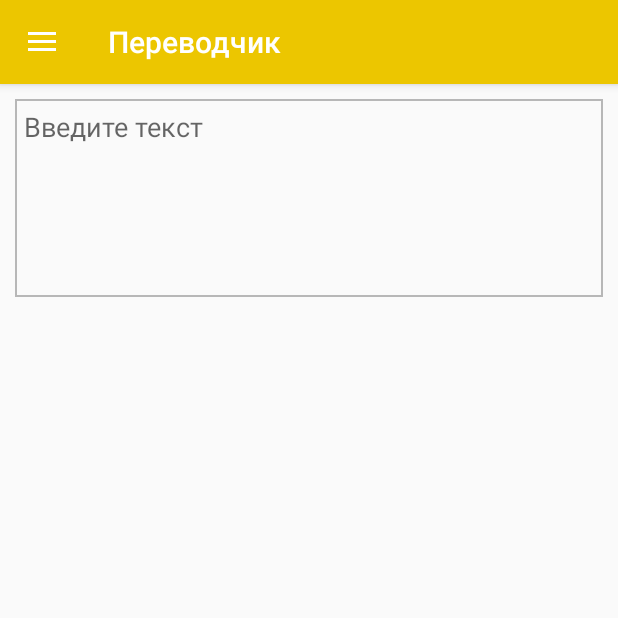
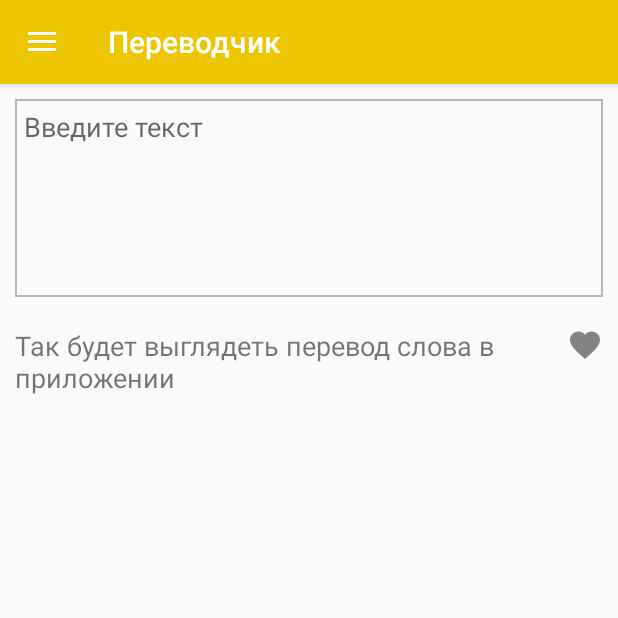
Before and after one commit to chichkanov/Yandex_Translate, an Android app: the screen it shows after launch (NavigationActivity), on a phone screen of 412 x 824 dp, the top half of it. Run offline under Robolectric (Android 15) with nearby library versions, the phone set to English and light mode, and no system bars.

Commit message:
added translated form

```diff
--- a/app/src/main/AndroidManifest.xml
+++ b/app/src/main/AndroidManifest.xml
@@ -6,13 +6,14 @@
         android:allowBackup="true"
         android:icon="@mipmap/ic_launcher"
         android:label="@string/app_name"
-        android:roundIcon="@mipmap/ic_launcher_round"
+        android:roundIcon="@mipmap/ic_launcher"
         android:supportsRtl="true"
         android:theme="@style/AppTheme">
         <activity
             android:name=".NavigationActivity"
             android:label="@string/app_name"
-            android:theme="@style/AppTheme.NoActionBar">
+            android:theme="@style/AppTheme.NoActionBar"
+            android:windowSoftInputMode="stateHidden|adjustResize">>
             <intent-filter>
                 <action android:name="android.intent.action.MAIN" />
 
--- /dev/null
+++ b/app/src/main/java/com/chichkanov/yandex_translate/TranslatedFormView.java
@@ -0,0 +1,42 @@
+package com.chichkanov.yandex_translate;
+
+import android.content.Context;
+import android.util.AttributeSet;
+import android.view.LayoutInflater;
+import android.view.View;
+import android.widget.ImageButton;
+import android.widget.RelativeLayout;
+import android.widget.TextView;
+
+/**
+ * Created by chichkanov on 15.04.17.
+ */
+
+public class TranslatedFormView extends RelativeLayout{
+
+    private TextView textView;
+    private ImageButton imageButton;
+
+    public TranslatedFormView(Context context) {
+        super(context);
+        initViews();
+    }
+
+    public TranslatedFormView(Context context, AttributeSet attrs) {
+        super(context, attrs);
+        initViews();
+    }
+
+    private void initViews(){
+        LayoutInflater.from(getContext()).inflate(R.layout.view_form_translated, this);
+        textView = (TextView) findViewById(R.id.tv_translated);
+        imageButton = (ImageButton) findViewById(R.id.btn_translated_fav);
+
+        imageButton.setOnClickListener(new OnClickListener() {
+            @Override
+            public void onClick(View v) {
+                imageButton.setSelected(!imageButton.isSelected());
+            }
+        });
+    }
+}
--- /dev/null
+++ b/app/src/main/res/drawable/btn_fav_custom.xml
@@ -0,0 +1,10 @@
+<?xml version="1.0" encoding="utf-8"?>
+<selector xmlns:android="http://schemas.android.com/apk/res/android">
+    <item android:drawable="@drawable/ic_favorite_pressed"
+        android:state_pressed="true" />
+    <item android:drawable="@drawable/ic_favorite_pressed"
+        android:state_selected="true" />
+    <item android:drawable="@drawable/ic_favorite_pressed"
+        android:state_focused="true" />
+    <item android:drawable="@drawable/ic_favorite_normal" />
+</selector>
--- /dev/null
+++ b/app/src/main/res/drawable/ic_favorite_normal.xml
@@ -0,0 +1,9 @@
+<vector xmlns:android="http://schemas.android.com/apk/res/android"
+        android:width="24dp"
+        android:height="24dp"
+        android:viewportWidth="24.0"
+        android:viewportHeight="24.0">
+    <path
+        android:fillColor="#838383"
+        android:pathData="M12,21.35l-1.45,-1.32C5.4,15.36 2,12.28 2,8.5 2,5.42 4.42,3 7.5,3c1.74,0 3.41,0.81 4.5,2.09C13.09,3.81 14.76,3 16.5,3 19.58,3 22,5.42 22,8.5c0,3.78 -3.4,6.86 -8.55,11.54L12,21.35z"/>
+</vector>
--- /dev/null
+++ b/app/src/main/res/drawable/ic_favorite_pressed.xml
@@ -0,0 +1,9 @@
+<vector xmlns:android="http://schemas.android.com/apk/res/android"
+        android:width="24dp"
+        android:height="24dp"
+        android:viewportWidth="24.0"
+        android:viewportHeight="24.0">
+    <path
+        android:fillColor="@color/colorPrimary"
+        android:pathData="M12,21.35l-1.45,-1.32C5.4,15.36 2,12.28 2,8.5 2,5.42 4.42,3 7.5,3c1.74,0 3.41,0.81 4.5,2.09C13.09,3.81 14.76,3 16.5,3 19.58,3 22,5.42 22,8.5c0,3.78 -3.4,6.86 -8.55,11.54L12,21.35z"/>
+</vector>
--- a/app/src/main/res/layout/fragment_translate.xml
+++ b/app/src/main/res/layout/fragment_translate.xml
@@ -1,7 +1,8 @@
-<FrameLayout xmlns:android="http://schemas.android.com/apk/res/android"
+<LinearLayout xmlns:android="http://schemas.android.com/apk/res/android"
     xmlns:tools="http://schemas.android.com/tools"
     android:layout_width="match_parent"
     android:layout_height="match_parent"
+    android:orientation="vertical"
     tools:context="com.chichkanov.yandex_translate.TranslateFragment">
 
     <com.chichkanov.yandex_translate.TranslateFormView
@@ -10,4 +11,8 @@
 
     </com.chichkanov.yandex_translate.TranslateFormView>
 
-</FrameLayout>
+    <com.chichkanov.yandex_translate.TranslatedFormView
+        android:layout_width="match_parent"
+        android:layout_height="wrap_content" />
+
+</LinearLayout>
--- a/app/src/main/res/layout/view_et_translate.xml
+++ b/app/src/main/res/layout/view_et_translate.xml
@@ -3,7 +3,7 @@
     xmlns:app="http://schemas.android.com/apk/res-auto"
     android:layout_width="match_parent"
     android:layout_height="132dp"
-    android:layout_margin="10dp"
+    android:layout_margin="@dimen/translate_form_margin"
     android:background="@drawable/et_translate_background"
     android:padding="6dp">
 
@@ -14,7 +14,8 @@
         android:background="@android:color/transparent"
         android:gravity="top|left"
         android:hint="@string/translate_hint"
-        android:lines="4" />
+        android:lines="4"
+        android:scrollbars="vertical" />
 
     <ImageButton
         android:id="@+id/btn_translate_clear"
--- /dev/null
+++ b/app/src/main/res/layout/view_form_translated.xml
@@ -0,0 +1,25 @@
+<?xml version="1.0" encoding="utf-8"?>
+<RelativeLayout xmlns:android="http://schemas.android.com/apk/res/android"
+    android:layout_width="match_parent"
+    android:layout_height="wrap_content"
+    android:layout_margin="@dimen/translate_form_margin"
+    android:orientation="horizontal">
+
+    <TextView
+        android:id="@+id/tv_translated"
+        android:layout_width="wrap_content"
+        android:layout_height="wrap_content"
+        android:layout_alignParentLeft="true"
+        android:layout_toLeftOf="@+id/btn_translated_fav"
+        android:text="Так будет выглядеть перевод слова в приложении"
+        android:textSize="18sp" />
+
+    <ImageButton
+        android:id="@+id/btn_translated_fav"
+        android:layout_width="wrap_content"
+        android:layout_height="wrap_content"
+        android:layout_alignParentRight="true"
+        android:background="@drawable/btn_fav_custom"
+        android:contentDescription="@string/translate_fav_btn" />
+
+</RelativeLayout>
--- a/app/src/main/res/values/dimens.xml
+++ b/app/src/main/res/values/dimens.xml
@@ -5,4 +5,5 @@
     <dimen name="nav_header_vertical_spacing">16dp</dimen>
     <dimen name="nav_header_height">160dp</dimen>
     <dimen name="fab_margin">16dp</dimen>
+    <dimen name="translate_form_margin">10dp</dimen>
 </resources>
--- a/app/src/main/res/values/strings.xml
+++ b/app/src/main/res/values/strings.xml
@@ -13,4 +13,5 @@
     <!-- TODO: Remove or change this placeholder text -->
     <string name="hello_blank_fragment">Hello blank fragment</string>
     <string name="translate_hint">Введите текст</string>
+    <string name="translate_fav_btn">Mark as favourite word</string>
 </resources>
```
